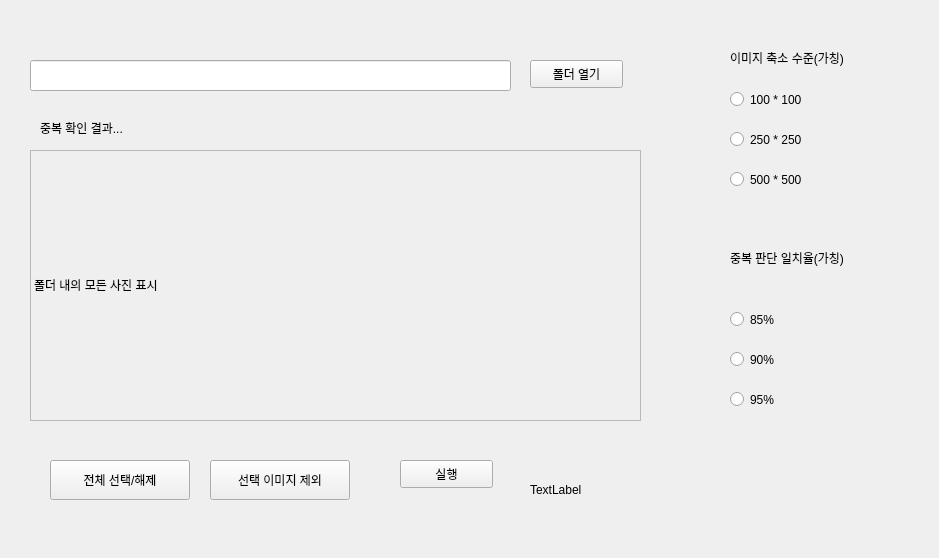
The window that Second.ui (SongHyungJin/GraduationProject) describes before a commit, drawn with Qt 5.
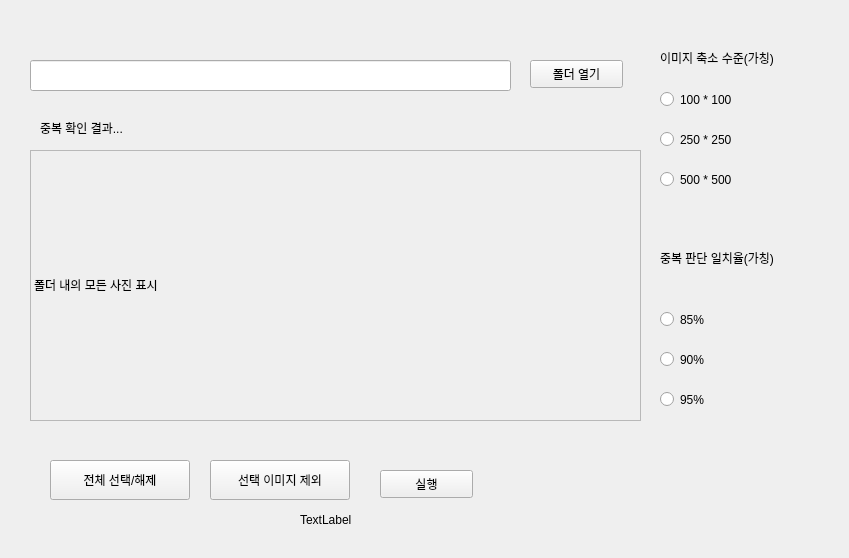
The same window after the commit.

What changed in the file:
```diff
--- a/Second.ui
+++ b/Second.ui
@@ -6,7 +6,7 @@
    <rect>
     <x>0</x>
     <y>0</y>
-    <width>939</width>
+    <width>849</width>
     <height>558</height>
    </rect>
   </property>
@@ -39,7 +39,7 @@
   <widget class="QRadioButton" name="OpResize_0">
    <property name="geometry">
     <rect>
-     <x>730</x>
+     <x>660</x>
      <y>90</y>
      <width>108</width>
      <height>19</height>
@@ -55,7 +55,7 @@
   <widget class="QRadioButton" name="OpResize_1">
    <property name="geometry">
     <rect>
-     <x>730</x>
+     <x>660</x>
      <y>130</y>
      <width>108</width>
      <height>19</height>
@@ -71,7 +71,7 @@
   <widget class="QRadioButton" name="OpResize_2">
    <property name="geometry">
     <rect>
-     <x>730</x>
+     <x>660</x>
      <y>170</y>
      <width>108</width>
      <height>19</height>
@@ -87,7 +87,7 @@
   <widget class="QLabel" name="label">
    <property name="geometry">
     <rect>
-     <x>730</x>
+     <x>660</x>
      <y>50</y>
      <width>161</width>
      <height>16</height>
@@ -139,7 +139,7 @@
   <widget class="QLabel" name="label_3">
    <property name="geometry">
     <rect>
-     <x>730</x>
+     <x>660</x>
      <y>250</y>
      <width>161</width>
      <height>16</height>
@@ -152,7 +152,7 @@
   <widget class="QRadioButton" name="OpRate_1">
    <property name="geometry">
     <rect>
-     <x>730</x>
+     <x>660</x>
      <y>350</y>
      <width>108</width>
      <height>19</height>
@@ -168,7 +168,7 @@
   <widget class="QRadioButton" name="OpRate_0">
    <property name="geometry">
     <rect>
-     <x>730</x>
+     <x>660</x>
      <y>310</y>
      <width>108</width>
      <height>19</height>
@@ -184,7 +184,7 @@
   <widget class="QRadioButton" name="OpRate_2">
    <property name="geometry">
     <rect>
-     <x>730</x>
+     <x>660</x>
      <y>390</y>
      <width>108</width>
      <height>19</height>
@@ -225,8 +225,8 @@
   <widget class="QLabel" name="label_4">
    <property name="geometry">
     <rect>
-     <x>530</x>
-     <y>480</y>
+     <x>300</x>
+     <y>510</y>
      <width>391</width>
      <height>20</height>
     </rect>
@@ -238,8 +238,8 @@
   <widget class="QPushButton" name="BtnRun">
    <property name="geometry">
     <rect>
-     <x>400</x>
-     <y>460</y>
+     <x>380</x>
+     <y>470</y>
      <width>93</width>
      <height>28</height>
     </rect>
```
Left out of the diff: 2 changed lines with no effect on the pictures.
